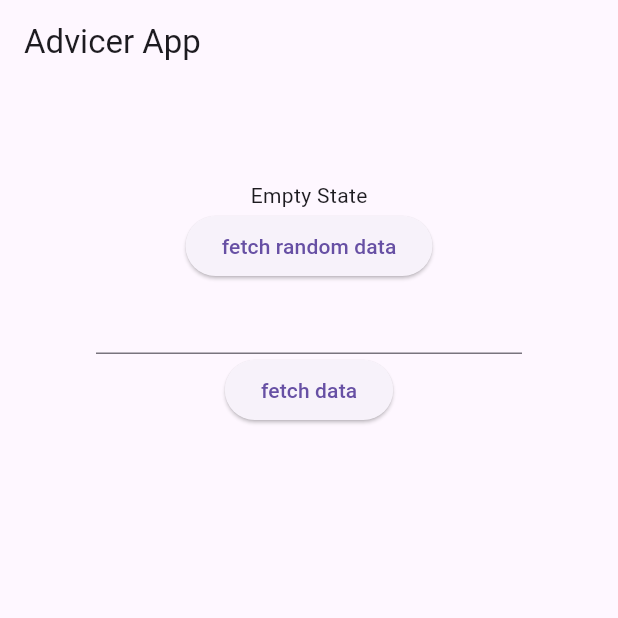
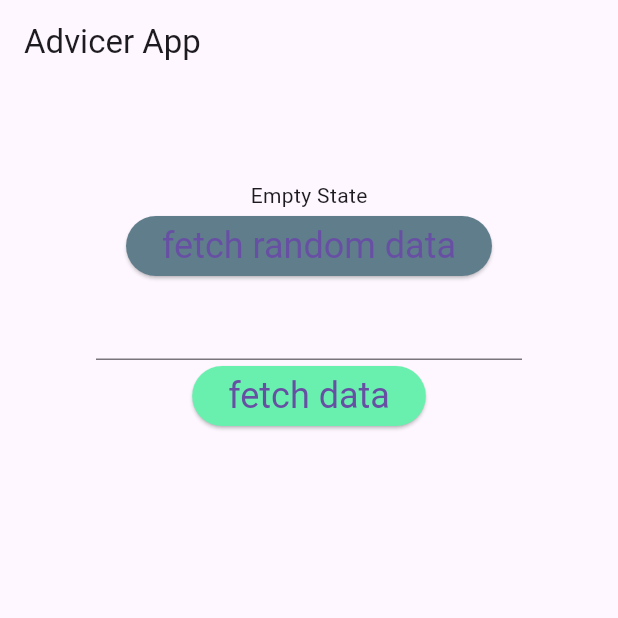
Before and after one commit to Knupper/flutter_schulung_2509, a Flutter app: the screen it shows after launch, on a phone screen of 412 x 824 dp, the top half of it. Run offline on Flutter 3.47's test engine with Material 3 defaults, Android fonts, the light colour scheme and no system bars; our stand-ins replace equatable, flutter_bloc, multiple_result.

Commit message:
add theme

```diff
--- a/advicer_3/lib/main.dart
+++ b/advicer_3/lib/main.dart
@@ -18,7 +18,25 @@ class MyApp extends StatelessWidget {
   Widget build(BuildContext context) {
     return RepositoryProvider<AdviceRepository>(
       create: (context) => AdviceRepositoryRestApi(restApi: AdviceRestApi(client: Client())),
-      child: MaterialApp(home: AdvicePage()),
+      child: MaterialApp(
+        // simple alternative to start your app journey
+        // theme: ThemeData.from(colorScheme: ColorScheme.fromSwatch(primarySwatch: Colors.green)),
+        theme: ThemeData(
+          textTheme: TextTheme(bodyLarge: TextStyle(fontSize: 24, fontWeight: FontWeight.bold)),
+          elevatedButtonTheme: ElevatedButtonThemeData(
+            style: ButtonStyle(
+              textStyle: WidgetStateProperty.resolveWith((states) {
+                if (states.contains(WidgetState.hovered)) {
+                  return TextStyle(fontSize: 24, fontWeight: FontWeight.bold);
+                }
+                return TextStyle(fontSize: 24);
+              }),
+              backgroundColor: WidgetStatePropertyAll(Colors.greenAccent),
+            ),
+          ),
+        ),
+        home: AdvicePage(),
+      ),
     );
   }
 }
--- a/advicer_3/lib/presentation/page/advice/advice_page.dart
+++ b/advicer_3/lib/presentation/page/advice/advice_page.dart
@@ -91,6 +91,7 @@ class _AdvicePageInternalState extends State<AdvicePageInternal> {
                   children: [
                     ElevatedButton(
                       onPressed: isLoading ? null : () => BlocProvider.of<AdviceCubit>(context).fetch(),
+                      style: ButtonStyle(backgroundColor: WidgetStatePropertyAll(Colors.blueGrey)),
                       child: Text('fetch random data'),
                     ),
                     TextFormField(
--- a/advicer_3/lib/presentation/page/advice/widget/advice_error.dart
+++ b/advicer_3/lib/presentation/page/advice/widget/advice_error.dart
@@ -8,6 +8,6 @@ class AdviceError extends StatelessWidget {
 
   @override
   Widget build(BuildContext context) {
-    return Container(color: Colors.red, child: Text('Error: failure.toString()'));
+    return Container(color: Colors.red, child: Text('Error: failure.toString()', style: Theme.of(context).textTheme.bodyLarge,));
   }
 }
```
Also changed, not shown: 2 other files.
